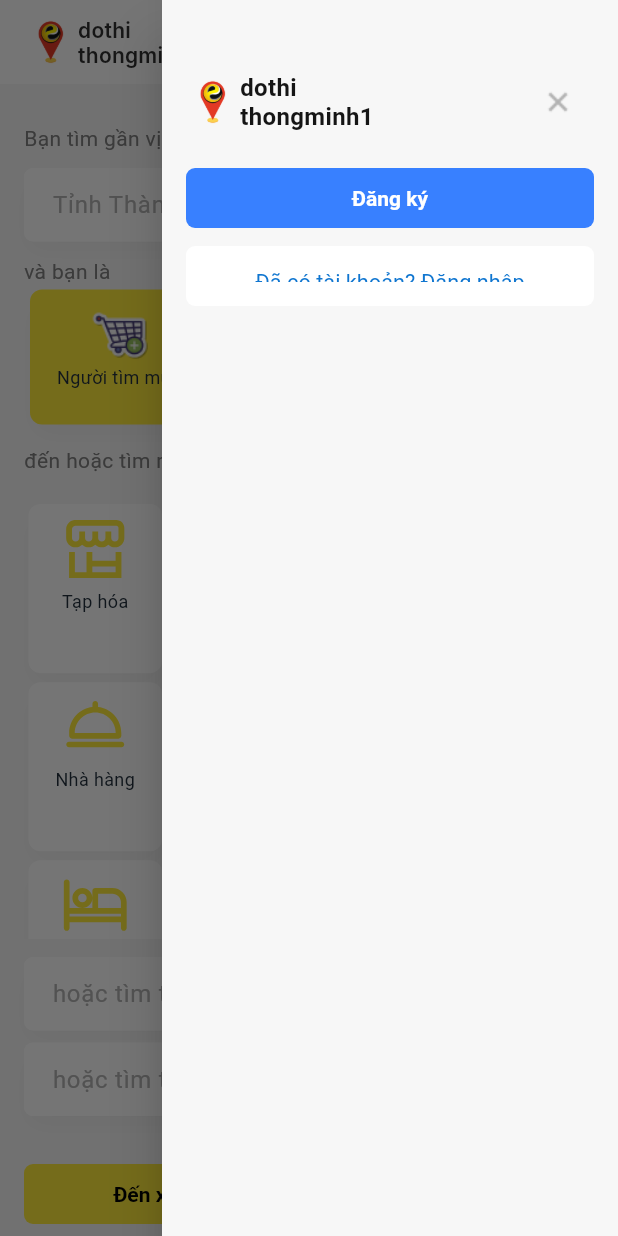
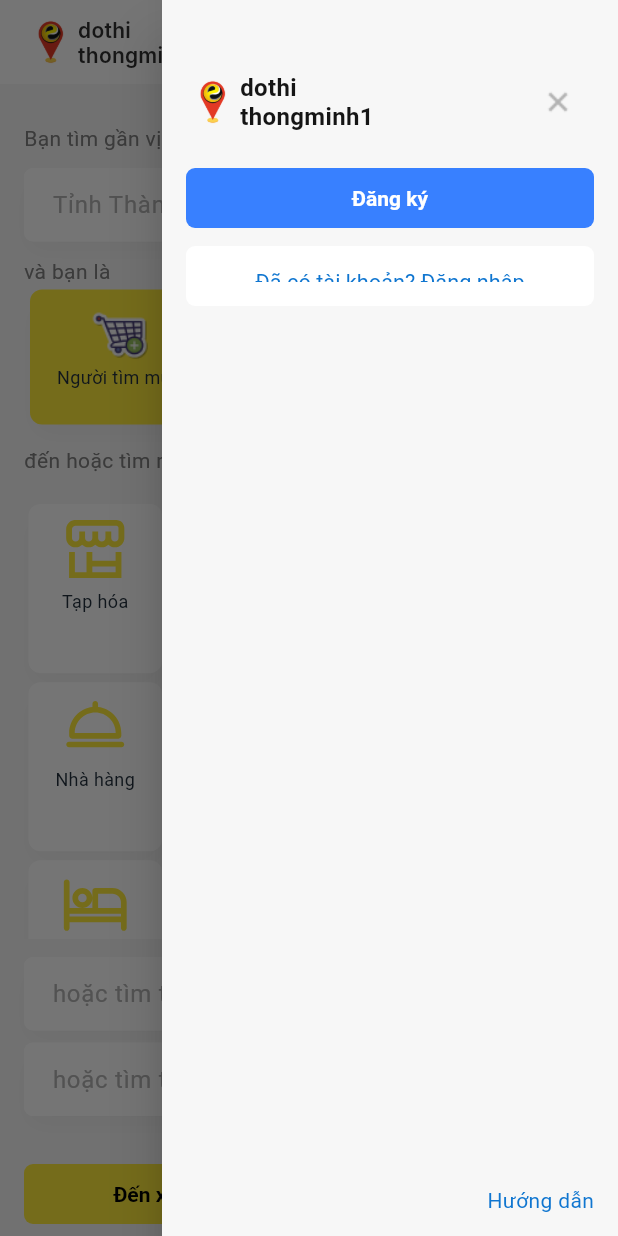
Before and after one commit to toandk2/app, a Flutter app: the screen it shows after launch, with the side drawer open, on a phone screen of 412 x 824 dp. Run offline on Flutter 3.47's test engine with Material 3 defaults, Android fonts, the phone set to English and light mode, and no system bars; drawn by our look-alikes of getwidget; our stand-ins replace device_info, file_picker, firebase_core, firebase_messaging, fluentui_icons, flutter_datetime_picker_plus and 18 more; missing offline and left inert: firebase_core_web, firebase_messaging_web, geolocator_web, map_launcher, material_dialogs, number_paginator; accounts and stored records are empty; network calls fail; Roboto replaces fonts that are missing (Inter).

Commit message:
Add: Bổ sung đường link hướng dẫn vào mục side-bar

```diff
--- a/lib/widgets/appbar.dart
+++ b/lib/widgets/appbar.dart
@@ -180,6 +180,9 @@ class _MyDrawerState extends State<MyDrawer> {
         ),
         child: Configs.user == null
             ? Column(
+                mainAxisAlignment: MainAxisAlignment.spaceBetween,
+                children: [
+                  Column(
                     children: [
                       const Gap(20),
                       Row(
@@ -227,7 +230,8 @@ class _MyDrawerState extends State<MyDrawer> {
                             },
                             child: Padding(
                               padding: const EdgeInsets.all(12.0),
-                          child: Image.asset('assets/icons/drawer/close.png'),
+                              child:
+                                  Image.asset('assets/icons/drawer/close.png'),
                             ),
                           )
                         ],
@@ -252,8 +256,8 @@ class _MyDrawerState extends State<MyDrawer> {
                         fullWidthButton: true,
                         child: Text(
                           "Đăng ký",
-                      style:
-                          Styles.headline4Style.copyWith(color: Colors.white),
+                          style: Styles.headline4Style
+                              .copyWith(color: Colors.white),
                         ),
                       ),
                       const Gap(12),
@@ -274,6 +278,23 @@ class _MyDrawerState extends State<MyDrawer> {
                         color: Colors.white,
                         text: 'Đã có tài khoản? Đăng nhập',
                         textColor: Styles.primaryColor3,
+                      ),
+                    ],
+                  ),
+                  Container(
+                    width: double
+                        .infinity, // Đảm bảo container chiếm toàn bộ chiều rộng
+                    alignment: Alignment.bottomRight,
+                    child: InkWell(
+                      onTap: () {
+                        launchUrl(Uri.parse('https://dothithongminh1.vn/hdsd'));
+                        return;
+                      },
+                      child: const Text(
+                        'Hướng dẫn',
+                        style: TextStyle(color: Styles.primaryColor3),
+                      ),
+                    ),
                   ),
                 ],
               )
```
Lines whose indentation alone changed are shown as unchanged.
